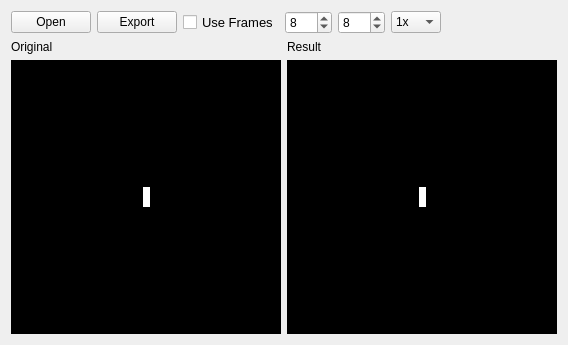
The window that src/imageconverterdialog.ui (lamestation/lsimage) describes before a commit, drawn with Qt 5.
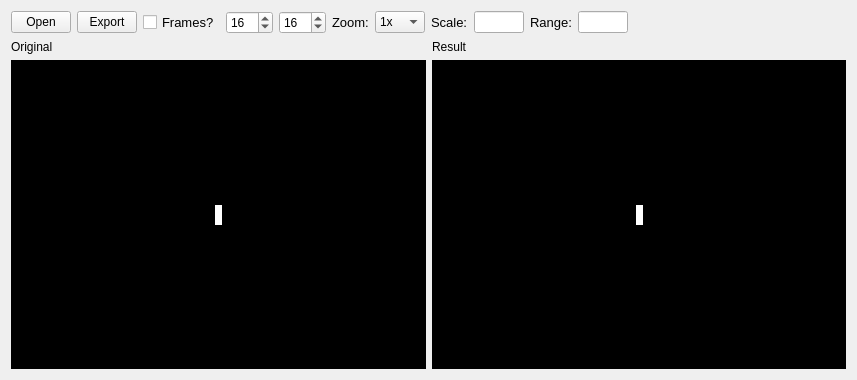
The same window after the commit.

Commit message: Add file export and blank opening image.

```diff
--- a/src/imageconverterdialog.ui
+++ b/src/imageconverterdialog.ui
@@ -6,8 +6,8 @@
    <rect>
     <x>0</x>
     <y>0</y>
-    <width>568</width>
-    <height>345</height>
+    <width>857</width>
+    <height>380</height>
    </rect>
   </property>
   <property name="windowTitle">
@@ -18,6 +18,12 @@
     <layout class="QHBoxLayout" name="horizontalLayout_2">
      <item>
       <widget class="QPushButton" name="openButton">
+       <property name="maximumSize">
+        <size>
+         <width>60</width>
+         <height>16777215</height>
+        </size>
+       </property>
        <property name="text">
         <string>Open</string>
        </property>
@@ -25,6 +31,18 @@
      </item>
      <item>
       <widget class="QPushButton" name="exportButton">
+       <property name="minimumSize">
+        <size>
+         <width>30</width>
+         <height>0</height>
+        </size>
+       </property>
+       <property name="maximumSize">
+        <size>
+         <width>60</width>
+         <height>16777215</height>
+        </size>
+       </property>
        <property name="text">
         <string>Export</string>
        </property>
@@ -38,12 +56,21 @@
         </font>
        </property>
        <property name="text">
-        <string>Use Frames</string>
+        <string>Frames?</string>
        </property>
       </widget>
      </item>
      <item>
       <widget class="QSpinBox" name="frameWidth">
+       <property name="enabled">
+        <bool>true</bool>
+       </property>
+       <property name="maximumSize">
+        <size>
+         <width>55</width>
+         <height>16777215</height>
+        </size>
+       </property>
        <property name="readOnly">
         <bool>false</bool>
        </property>
@@ -54,12 +81,21 @@
         <number>256</number>
        </property>
        <property name="value">
-        <number>8</number>
+        <number>16</number>
        </property>
       </widget>
      </item>
      <item>
       <widget class="QSpinBox" name="frameHeight">
+       <property name="enabled">
+        <bool>true</bool>
+       </property>
+       <property name="maximumSize">
+        <size>
+         <width>55</width>
+         <height>16777215</height>
+        </size>
+       </property>
        <property name="minimum">
         <number>1</number>
        </property>
@@ -67,14 +103,26 @@
         <number>256</number>
        </property>
        <property name="value">
-        <number>8</number>
+        <number>16</number>
+       </property>
+      </widget>
+     </item>
+     <item>
+      <widget class="QLabel" name="label_2">
+       <property name="font">
+        <font>
+         <pointsize>10</pointsize>
+        </font>
+       </property>
+       <property name="text">
+        <string>Zoom:</string>
        </property>
       </widget>
      </item>
      <item>
       <widget class="QComboBox" name="zoom">
        <property name="currentText">
-        <string>1x</string>
+        <string>4x</string>
        </property>
        <item>
         <property name="text">
@@ -108,6 +156,62 @@
        </item>
       </widget>
      </item>
+     <item>
+      <widget class="QLabel" name="label">
+       <property name="font">
+        <font>
+         <pointsize>10</pointsize>
+        </font>
+       </property>
+       <property name="text">
+        <string>Scale:</string>
+       </property>
+      </widget>
+     </item>
+     <item>
+      <widget class="QLineEdit" name="scale">
+       <property name="sizePolicy">
+        <sizepolicy hsizetype="Minimum" vsizetype="Fixed">
+         <horstretch>0</horstretch>
+         <verstretch>0</verstretch>
+        </sizepolicy>
+       </property>
+       <property name="maximumSize">
+        <size>
+         <width>50</width>
+         <height>16777215</height>
+        </size>
+       </property>
+      </widget>
+     </item>
+     <item>
+      <widget class="QLabel" name="label_3">
+       <property name="font">
+        <font>
+         <pointsize>10</pointsize>
+        </font>
+       </property>
+       <property name="text">
+        <string>Range:</string>
+       </property>
+      </widget>
+     </item>
+     <item>
+      <widget class="QLineEdit" name="range">
+       <property name="sizePolicy">
+        <sizepolicy hsizetype="Minimum" vsizetype="Fixed">
+         <horstretch>0</horstretch>
+         <verstretch>0</verstretch>
+        </sizepolicy>
+       </property>
+       <property name="maximumSize">
+        <size>
+         <width>50</width>
+         <height>16777215</height>
+        </size>
+       </property>
+      </widget>
+     </item>
      <item>
       <spacer name="horizontalSpacer_3">
        <property name="orientation">
```
The commit also changes 2 other files.
